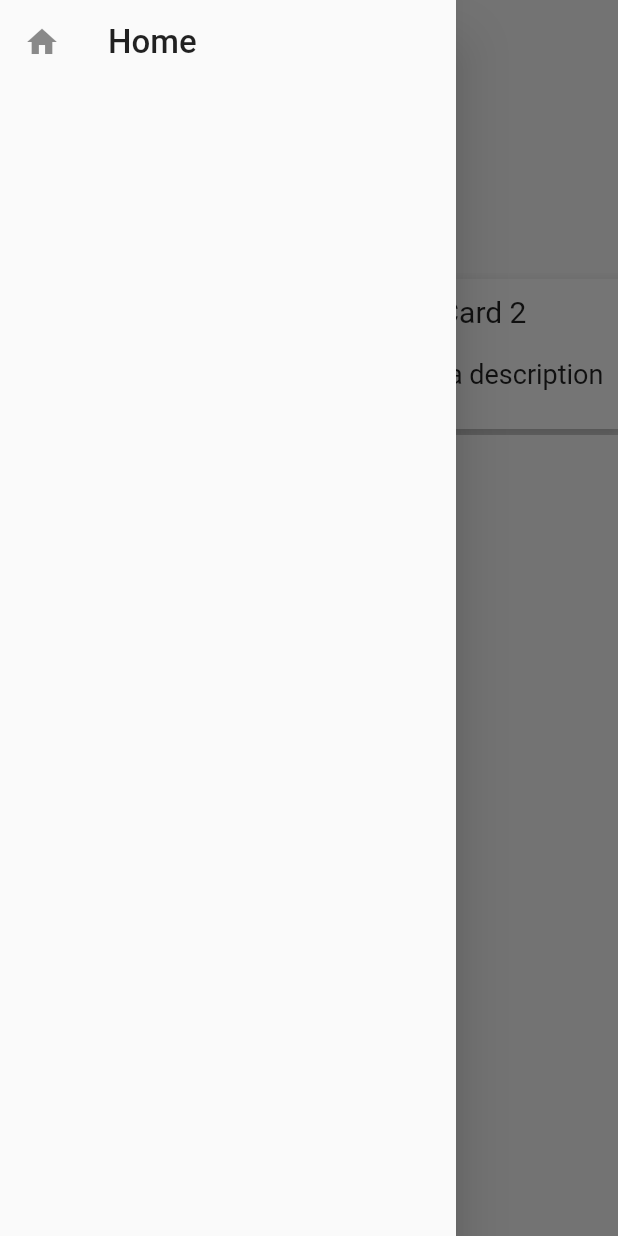
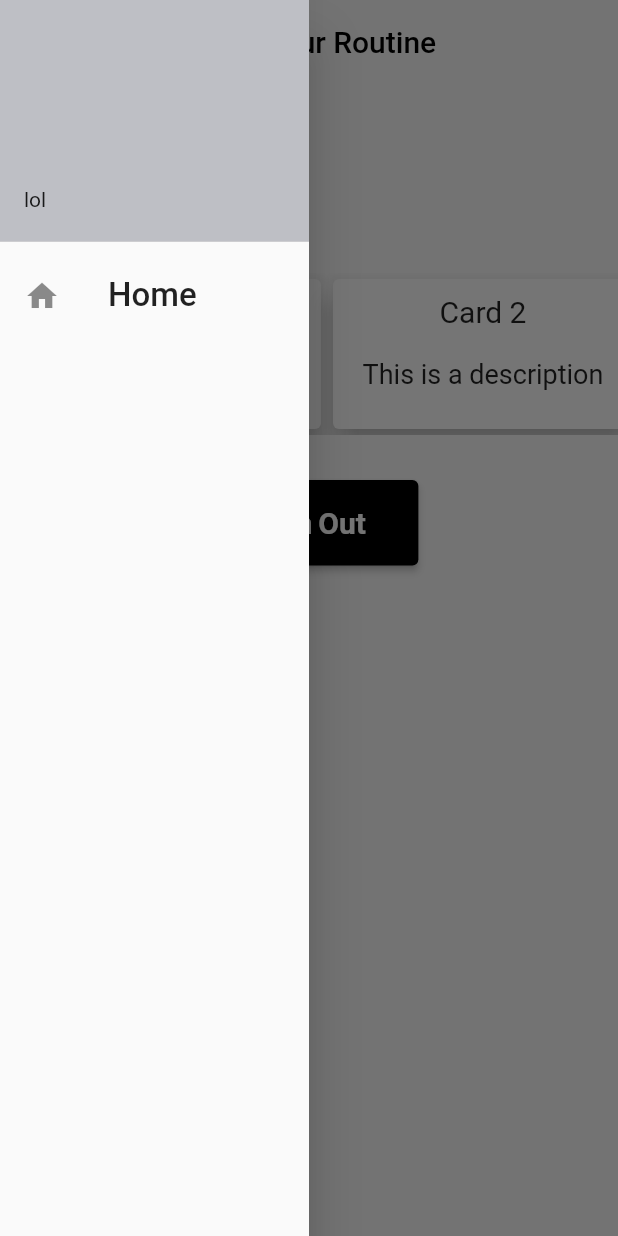
Before and after one commit to codecrafts1126/TYR, a Flutter app: the Home screen opened by its route, with the side drawer open, on a phone screen of 412 x 824 dp. Run offline on Flutter 3.47's test engine with Material 2 defaults, Android fonts, the phone set to English and light mode, and no system bars; our stand-ins replace firebase_auth, firebase_core, google_fonts, shared_preferences; accounts and stored records are empty; Roboto replaces fonts that are missing (Alata).

Commit message:
Working on UserAccountDrawerHeader

```diff
--- a/lib/Pages/home.dart
+++ b/lib/Pages/home.dart
@@ -45,10 +45,14 @@ class _HomeState extends State<Home> {
   @override
   Widget build(BuildContext context) {
     return Scaffold(
-      drawer: Drawer(
+      drawer: Container(
+        width: MediaQuery.of(context).size.width * 0.5,
+        child: Drawer(
           child: ListView(
             // padding: EdgeInsets.zero,
-          children: [
+            children: <Widget>[
+              UserAccountsDrawerHeader(
+                  accountName: Text(username), accountEmail: Text('lol')),
               ListTile(
                 leading: const Icon(Icons.home),
                 title: Text(
@@ -61,6 +65,7 @@ class _HomeState extends State<Home> {
                 onTap: () {},
               )
             ],
+          ),
         ),
       ),
       appBar: AppBar(
```
Lines whose indentation alone changed are shown as unchanged.
